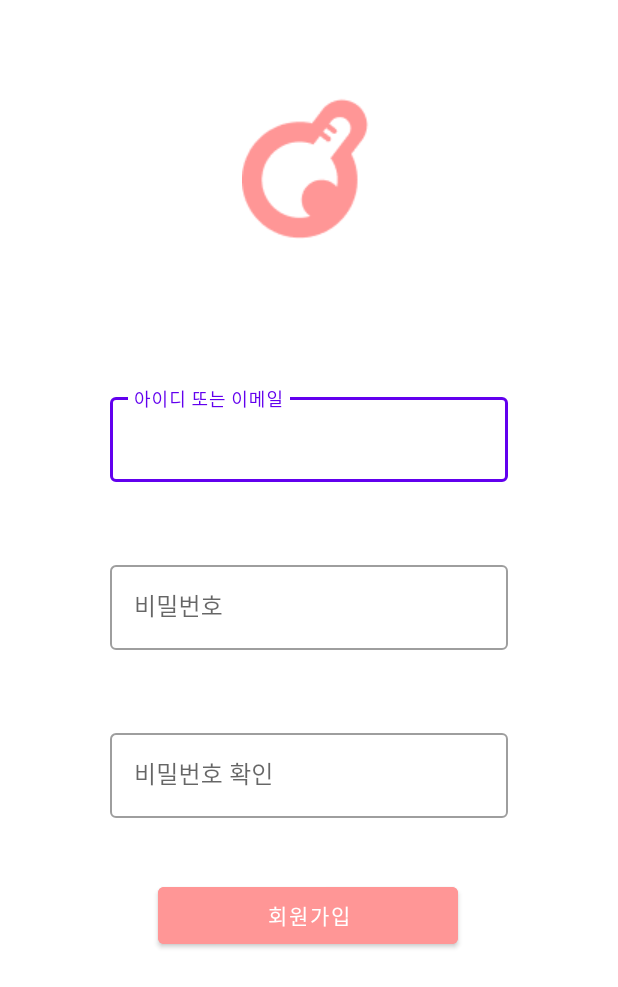
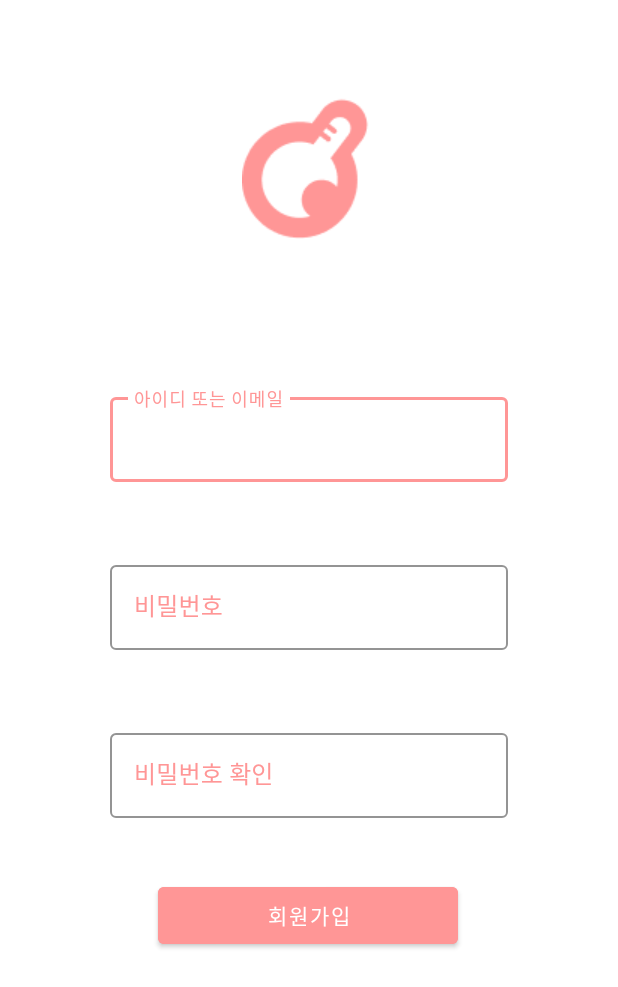
Before and after one commit to BTS-development/BTS_App, an Android app: the layout activity_signup.xml on its own in the app's theme, with its tools: preview values and no code run, on a phone screen of 412 x 824 dp. Shown: the top 987 px of the screen. Run offline under Robolectric (Android 15) with nearby library versions, the phone set to English and light mode, and no system bars.

Commit message:
[UPDATE] set textinputlayout atributte

```diff
--- a/BluetoothTemperatureSubmitter/app/src/main/AndroidManifest.xml
+++ b/BluetoothTemperatureSubmitter/app/src/main/AndroidManifest.xml
@@ -17,15 +17,17 @@
 
         </activity>
         <activity android:name=".MainPageActivity">
+
+        </activity>
+        <activity android:name=".SignupActivity" >
             <intent-filter>
                 <action android:name="android.intent.action.MAIN" />
 
                 <category android:name="android.intent.category.LAUNCHER" />
             </intent-filter>
         </activity>
-        <activity android:name=".SignupActivity" />
         <activity android:name=".LoginActivity"></activity>
-        <activity android:name=".MainActivity" />
+        <activity android:name=".MainActivity" ></activity>
     </application>
 
 </manifest>
--- /dev/null
+++ b/BluetoothTemperatureSubmitter/app/src/main/res/drawable/login_cursor.xml
@@ -0,0 +1,7 @@
+<?xml version="1.0" encoding="utf-8"?>
+<shape
+    xmlns:android="http://schemas.android.com/apk/res/android"
+    android:shape="rectangle">
+    <solid android:color="#FF9696" />
+    <size android:width="1.5dp" />
+</shape>
--- a/BluetoothTemperatureSubmitter/app/src/main/res/layout/activity_signup.xml
+++ b/BluetoothTemperatureSubmitter/app/src/main/res/layout/activity_signup.xml
@@ -25,12 +25,16 @@
         android:layout_marginTop="100dp"
         app:layout_constraintEnd_toEndOf="parent"
         app:layout_constraintStart_toStartOf="parent"
-        app:layout_constraintTop_toBottomOf="@+id/imglogo" >
+        app:layout_constraintTop_toBottomOf="@+id/imglogo"
+        android:textColorHint="#FF9696"
+        app:boxStrokeColor="#ff9696"
+        app:hintTextColor="#FF9696">
         <com.google.android.material.textfield.TextInputEditText
             android:id="@+id/signUpID"
             android:hint="아이디 또는 이메일"
             android:layout_width="match_parent"
-            android:layout_height="match_parent"/>
+            android:layout_height="match_parent"
+            android:textCursorDrawable="@drawable/login_cursor"/>
     </com.google.android.material.textfield.TextInputLayout>
 
     <com.google.android.material.textfield.TextInputLayout
@@ -41,12 +45,17 @@
         android:layout_marginTop="50dp"
         app:layout_constraintEnd_toEndOf="parent"
         app:layout_constraintStart_toStartOf="parent"
-        app:layout_constraintTop_toBottomOf="@+id/signUpIDLayout" >
+        app:layout_constraintTop_toBottomOf="@+id/signUpIDLayout"
+        android:textColorHint="#FF9696"
+        app:boxStrokeColor="#ff9696"
+        app:hintTextColor="#FF9696">
 
         <com.google.android.material.textfield.TextInputEditText
+            android:id="@+id/signUpPassword"
             android:hint="비밀번호"
             android:layout_width="match_parent"
-            android:layout_height="match_parent"/>
+            android:layout_height="match_parent"
+            android:textCursorDrawable="@drawable/login_cursor"/>
 
     </com.google.android.material.textfield.TextInputLayout>
 
@@ -58,13 +67,17 @@
         android:layout_marginTop="50dp"
         app:layout_constraintEnd_toEndOf="parent"
         app:layout_constraintStart_toStartOf="parent"
-        app:layout_constraintTop_toBottomOf="@+id/signUpPasswordLayout" >
+        app:layout_constraintTop_toBottomOf="@+id/signUpPasswordLayout"
+        android:textColorHint="#FF9696"
+        app:boxStrokeColor="#ff9696"
+        app:hintTextColor="#FF9696">
 
         <com.google.android.material.textfield.TextInputEditText
             android:id="@+id/checkPwd"
             android:layout_width="match_parent"
             android:layout_height="match_parent"
-            android:hint="비밀번호 확인" />
+            android:hint="비밀번호 확인"
+            android:textCursorDrawable="@drawable/login_cursor"/>
     </com.google.android.material.textfield.TextInputLayout>
 
     <com.google.android.material.button.MaterialButton
```
Also changed, not shown: BluetoothTemperatureSubmitter/app/src/main/res/layout/activity_login.xml (+12 -4 lines), BluetoothTemperatureSubmitter/app/src/main/res/layout/activity_main_page.xml (+7 -3 lines).
